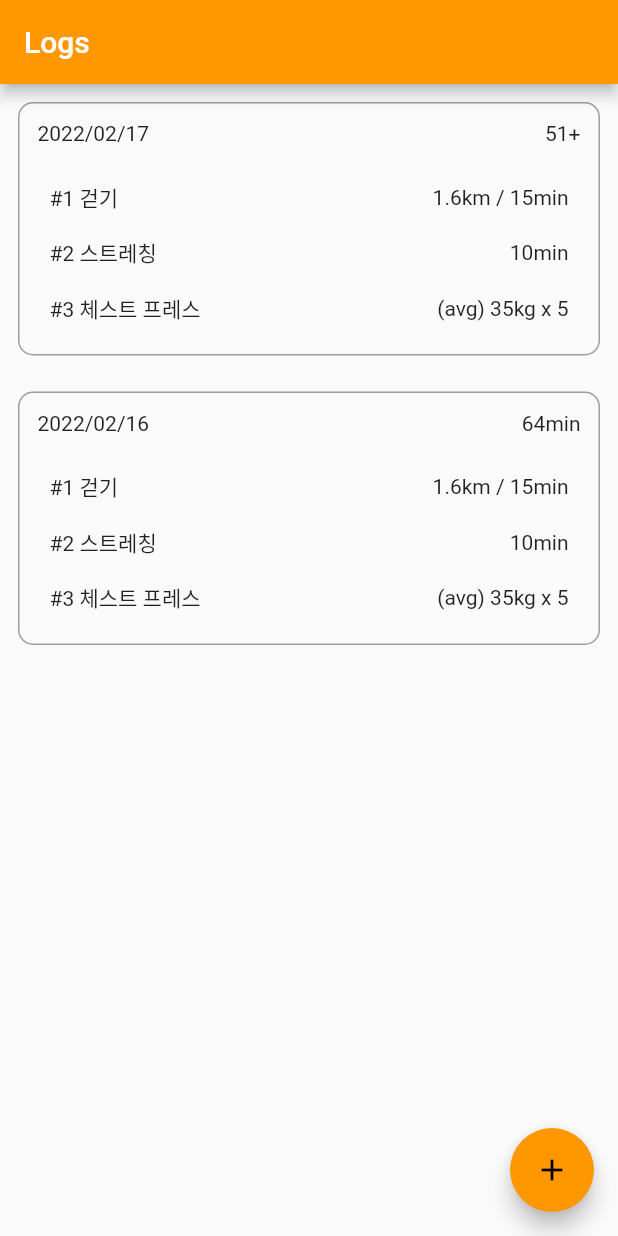
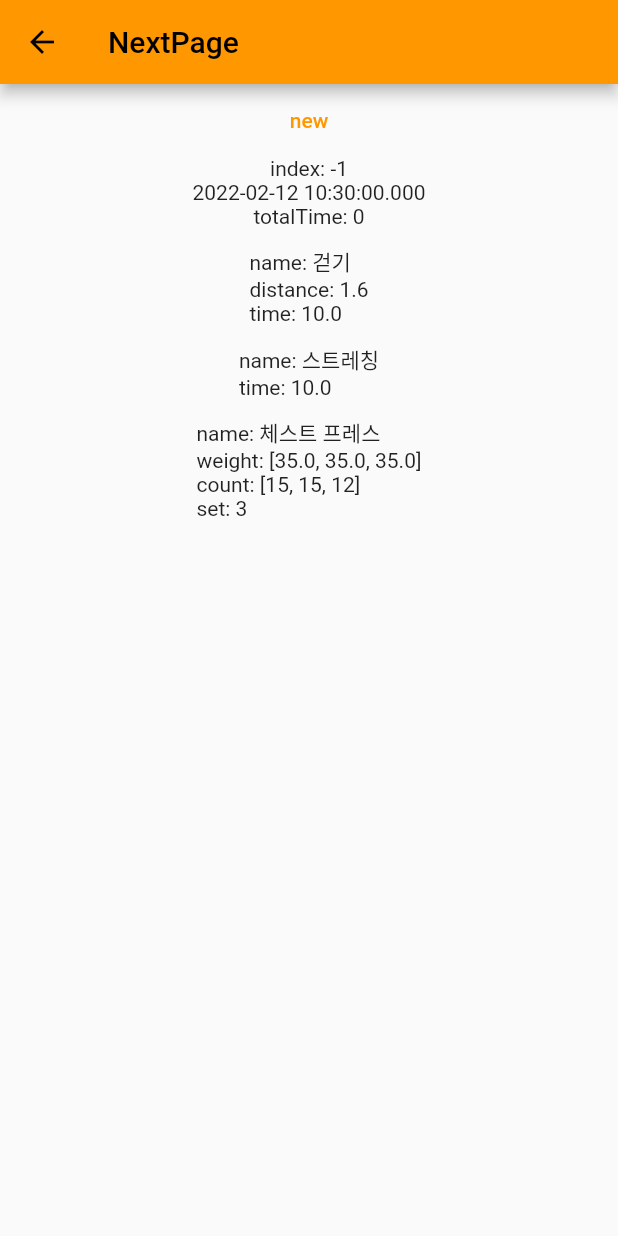
Before and after one commit to steinjun0/deprecated_health-logger-flutter, a Flutter app: the screen it shows after launch, after a tap on the "add" icon, on a phone screen of 412 x 824 dp. Run offline on Flutter 3.47's test engine with Material 2 defaults, Android fonts, the phone set to English and light mode, and no system bars; our stand-ins replace get.

Commit message:
create exercise class - exercise and each extending classes are implemented - exercise toString method implemented - dummy data for detailPage created - dummy data for mainPage updated

```diff
--- a/lib/ExerciseDetail.dart
+++ /dev/null
@@ -1,23 +0,0 @@
-import 'package:flutter/material.dart';
-import 'package:get/get.dart';
-
-class ExerciseDetail extends StatelessWidget {
-  @override
-  Widget build(BuildContext context) {
-    return Scaffold(
-      appBar: AppBar(
-        title: Text('NextPage'),
-      ),
-      body: Center(
-        child: Column(
-          children: [
-            TextButton(
-              onPressed: () => Get.back(),
-              child: Text('Get.back()'),
-            ),
-          ],
-        ),
-      ),
-    );
-  }
-}
--- /dev/null
+++ b/lib/ExerciseDetailPage.dart
@@ -0,0 +1,81 @@
+import 'package:flutter/material.dart';
+import 'package:get/get.dart';
+
+import './class/Exercise.dart';
+
+class ExerciseController extends GetxController {
+  ExerciseGroupDetail? exerciseDetail;
+
+  ExerciseController() {
+    if (Get.parameters['param'] == 'new') {
+      exerciseDetail = ExerciseGroupDetail(
+          -1,
+          DateTime.now().toString(),
+          [
+            DistanceTimeExercise('걷기', 1.6, 10),
+            TimeExercise('스트레칭', 10),
+            WeightExercise('체스트 프레스', [35, 35, 35], [15, 15, 12], 3),
+          ],
+          0);
+    } else {
+      exerciseDetail = ExerciseGroupDetail(
+          1,
+          '2022/02/17',
+          [
+            DistanceTimeExercise('걷기', 1.6, 10),
+            TimeExercise('스트레칭', 10),
+            WeightExercise('체스트 프레스', [35, 35, 35], [15, 15, 12], 3),
+          ],
+          64);
+    }
+  }
+}
+
+class ExerciseDetailPage extends StatelessWidget {
+  final exerciseController = Get.put(ExerciseController());
+
+  getStringOfExercises(List exercises) {
+    List<Widget> stringExercieses = [];
+    for (Object exercise in exercises) {
+      stringExercieses.add(Text(exercise.toString()));
+      stringExercieses.add(const SizedBox(
+        height: 12,
+      ));
+    }
+    return stringExercieses;
+  }
+
+  @override
+  Widget build(BuildContext context) {
+    return GetBuilder<ExerciseController>(
+        init: ExerciseController(),
+        builder: (context) {
+          return Scaffold(
+            appBar: AppBar(
+              title: Text('NextPage'),
+            ),
+            body: Center(
+              child: Column(
+                children: [
+                  TextButton(
+                    onPressed: () => Get.back(),
+                    child: Text('${Get.parameters['param']}'),
+                  ),
+                  Text('index: ${exerciseController.exerciseDetail!.index}'),
+                  Text(exerciseController.exerciseDetail!.date),
+                  Text(
+                      'totalTime: ${exerciseController.exerciseDetail!.totalTime}'),
+                  const SizedBox(
+                    height: 12,
+                  ),
+                  Column(
+                    children: getStringOfExercises(
+                        exerciseController.exerciseDetail!.exercises),
+                  )
+                ],
+              ),
+            ),
+          );
+        });
+  }
+}
--- /dev/null
+++ b/lib/class/Exercise.dart
@@ -0,0 +1,65 @@
+class ExerciseGroup {
+  final int index;
+  final String date;
+  final List exercises;
+  final int totalTime;
+
+  ExerciseGroup(this.index, this.date, this.exercises, this.totalTime);
+}
+
+class ExerciseGroupDetail extends ExerciseGroup {
+  ExerciseGroupDetail(
+      int index, String date, List<Exercise> exercises, int totalTime)
+      : super(index, date, exercises, totalTime);
+}
+
+class Exercise {
+  final String name;
+
+  Exercise(this.name);
+
+  @override
+  String toString() {
+    return 'name: ${this.name}';
+  }
+}
+
+class TimeExercise extends Exercise {
+  final double time;
+
+  TimeExercise(String name, this.time) : super(name);
+
+  @override
+  String toString() {
+    return 'name: ${this.name}\ntime: ${time}';
+  }
+}
+
+class DistanceTimeExercise extends Exercise {
+  final double distance;
+  final double time;
+
+  DistanceTimeExercise(String name, this.distance, this.time) : super(name);
+
+  @override
+  String toString() {
+    return 'name: ${this.name}\ndistance: ${distance}\ntime: ${time}';
+  }
+}
+
+class WeightExercise extends Exercise {
+  final List<double> weight;
+  final List<int> count;
+  final int set;
+
+  WeightExercise(String name, this.weight, this.count, this.set) : super(name) {
+    if (this.weight.length != this.set && this.count.length != this.set) {
+      throw StateError;
+    }
+  }
+
+  @override
+  String toString() {
+    return 'name: ${this.name}\nweight: ${weight.toString()}\ncount: ${count.toString()}\nset: $set';
+  }
+}
--- a/lib/component/ExerciseSummary.dart
+++ b/lib/component/ExerciseCard.dart
@@ -1,14 +1,15 @@
 import 'package:flutter/material.dart';
 import 'package:get/get.dart';
 
-class ExerciseSummary extends StatelessWidget {
-  int index;
-  String date = '';
-  List exercises = [];
-  String time = '';
+class ExerciseCard extends StatelessWidget {
+  final int index;
+  final String date;
+  final List exercises;
+
+  final int time;
 
   // DateSummary({Key? key}, this.date, this.exercises, this.time) super(key: key);
-  ExerciseSummary(
+  ExerciseCard(
       {Key? key,
       required this.index,
       required this.date,
@@ -41,7 +42,7 @@ class ExerciseSummary extends StatelessWidget {
   Widget build(BuildContext context) {
     int index = this.index;
     String date = this.date;
-    String time = this.time;
+    int time = this.time;
 
     return Container(
       width: MediaQuery.of(context).size.width * 0.8,
--- a/lib/main.dart
+++ b/lib/main.dart
@@ -1,8 +1,9 @@
 import 'package:flutter/material.dart';
 import 'package:get/get.dart';
 
-import './ExerciseDetail.dart';
-import './component/ExerciseSummary.dart';
+import './ExerciseDetailPage.dart';
+import './class/Exercise.dart';
+import './component/ExerciseCard.dart';
 
 void main() {
   runApp(const MyApp());
@@ -22,7 +23,7 @@ class MyApp extends StatelessWidget {
       home: const Home(),
       getPages: [
         GetPage(name: '/', page: () => Home()),
-        GetPage(name: '/detail/:param', page: () => ExerciseDetail())
+        GetPage(name: '/detail/:param', page: () => ExerciseDetailPage())
       ],
     );
   }
@@ -36,7 +37,7 @@ class Home extends StatefulWidget {
 }
 
 class _HomeState extends State<Home> {
-  List groupOfExerciseSummary = [
+  List groupOfExercise = [
     {
       'index': 0,
       'date': '2022/02/17',
@@ -45,7 +46,7 @@ class _HomeState extends State<Home> {
         {'name': '스트레칭', 'value': '10min'},
         {'name': '체스트 프레스', 'value': '(avg) 35kg x 5'},
       ],
-      'time': '51+'
+      'time': 51
     },
     {
       'index': 1,
@@ -55,8 +56,17 @@ class _HomeState extends State<Home> {
         {'name': '스트레칭', 'value': '10min'},
         {'name': '체스트 프레스', 'value': '(avg) 35kg x 5'},
       ],
-      'time': '64min'
+      'time': 64
     },
+    ExerciseGroup(
+        2,
+        '2022/02/15',
+        [
+          {'name': '걷기', 'value': '1.6km / 15min'},
+          {'name': '스트레칭', 'value': '10min'},
+          {'name': '체스트 프레스', 'value': '(avg) 35kg x 5'},
+        ],
+        72),
   ];
 
   @override
@@ -76,17 +86,19 @@ class _HomeState extends State<Home> {
                 child: ListView.builder(
                     itemCount: 2,
                     itemBuilder: (BuildContext context, int index) {
-                      return ExerciseSummary(
-                          index: groupOfExerciseSummary[index]['index'],
-                          date: groupOfExerciseSummary[index]['date'],
-                          exercises: groupOfExerciseSummary[index]['exercises'],
-                          time: groupOfExerciseSummary[index]['time']);
+                      return ExerciseCard(
+                          index: groupOfExercise[index]['index'],
+                          date: groupOfExercise[index]['date'],
+                          exercises: groupOfExercise[index]['exercises'],
+                          time: groupOfExercise[index]['time']);
                     })),
           ],
         ),
       ),
       floatingActionButton: FloatingActionButton(
-        onPressed: () {},
+        onPressed: () {
+          Get.toNamed('/detail/new');
+        },
         tooltip: 'Increment',
         child: const Icon(Icons.add),
       ), // This trailing comma makes auto-formatting nicer for build methods.
```
